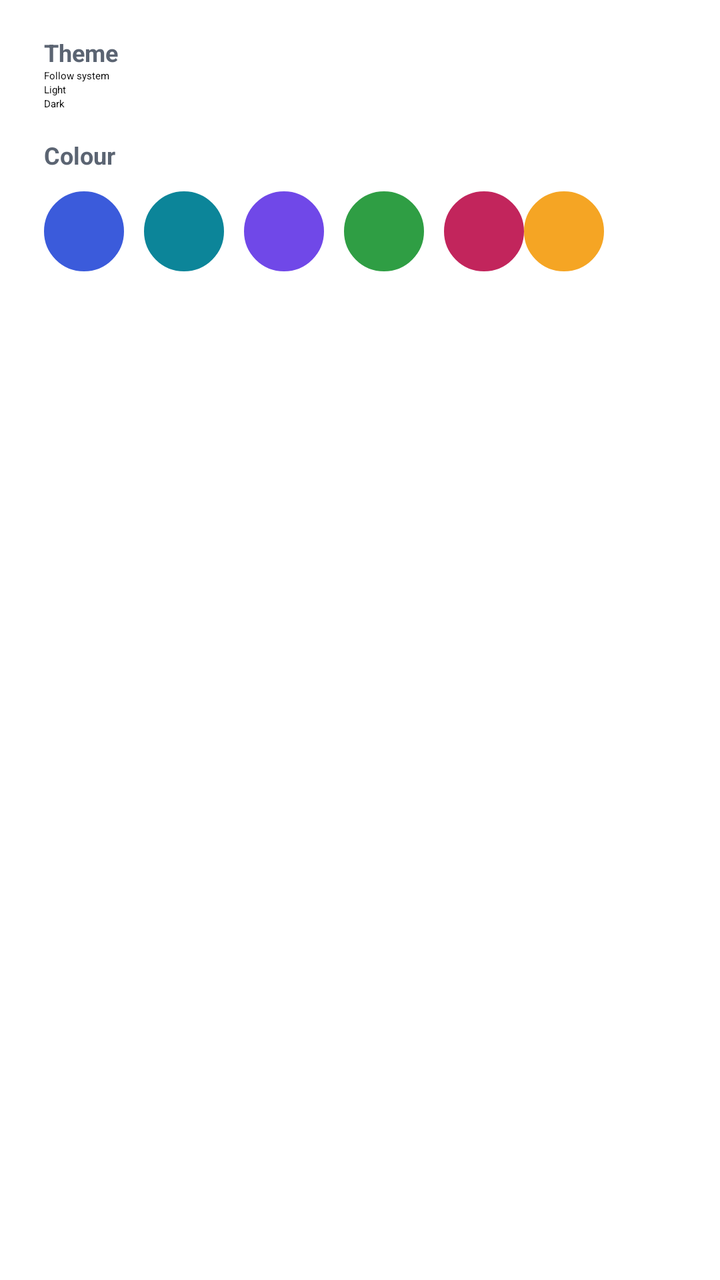
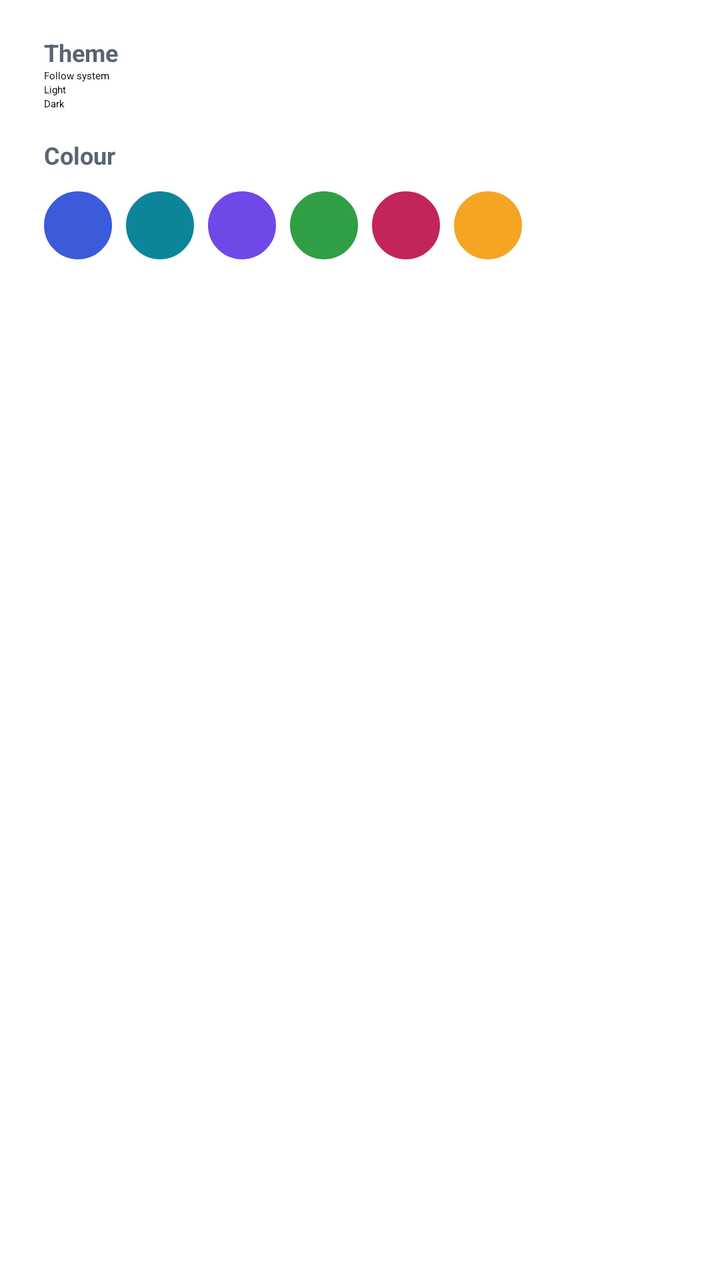

The first picture is an Android layout as it rendered before a commit; the second is the same layout after the commit. The layout source and the unified diff follow.
<!-- AndroidManifest.xml: application theme Theme.PDFsmith -->
<!-- res/layout/dialog_theme.xml -->
<?xml version="1.0" encoding="utf-8"?>
<LinearLayout xmlns:android="http://schemas.android.com/apk/res/android"
    android:layout_width="match_parent"
    android:layout_height="wrap_content"
    android:orientation="vertical"
    android:paddingStart="22dp"
    android:paddingTop="18dp"
    android:paddingEnd="22dp"
    android:paddingBottom="10dp">

    <TextView
        android:layout_width="wrap_content"
        android:layout_height="wrap_content"
        android:text="@string/action_theme"
        android:textColor="@color/text_secondary"
        android:textSize="12sp"
        android:textStyle="bold" />

    <RadioGroup
        android:id="@+id/modeGroup"
        android:layout_width="match_parent"
        android:layout_height="wrap_content"
        android:orientation="vertical">

        <RadioButton
            android:id="@+id/modeSystem"
            android:layout_width="match_parent"
            android:layout_height="wrap_content"
            android:text="@string/theme_system" />

        <RadioButton
            android:id="@+id/modeLight"
            android:layout_width="match_parent"
            android:layout_height="wrap_content"
            android:text="@string/theme_light" />

        <RadioButton
            android:id="@+id/modeDark"
            android:layout_width="match_parent"
            android:layout_height="wrap_content"
            android:text="@string/theme_dark" />
    </RadioGroup>

    <TextView
        android:layout_width="wrap_content"
        android:layout_height="wrap_content"
        android:layout_marginTop="14dp"
        android:text="@string/label_colour"
        android:textColor="@color/text_secondary"
        android:textSize="12sp"
        android:textStyle="bold" />

    <LinearLayout
        android:id="@+id/accentRow"
        android:layout_width="match_parent"
        android:layout_height="wrap_content"
        android:layout_marginTop="10dp"
        android:orientation="horizontal">

        <ImageButton
            android:id="@+id/accentIndigo"
            android:layout_width="40dp"
            android:layout_height="40dp"
            android:layout_marginEnd="10dp"
            android:background="@drawable/bg_swatch"
            android:backgroundTint="@color/accent_indigo"
            android:contentDescription="@string/label_colour" />

        <ImageButton
            android:id="@+id/accentTeal"
            android:layout_width="40dp"
            android:layout_height="40dp"
            android:layout_marginEnd="10dp"
            android:background="@drawable/bg_swatch"
            android:backgroundTint="@color/accent_teal"
            android:contentDescription="@string/label_colour" />

        <ImageButton
            android:id="@+id/accentViolet"
            android:layout_width="40dp"
            android:layout_height="40dp"
            android:layout_marginEnd="10dp"
            android:background="@drawable/bg_swatch"
            android:backgroundTint="@color/accent_violet"
            android:contentDescription="@string/label_colour" />

        <ImageButton
            android:id="@+id/accentGreen"
            android:layout_width="40dp"
            android:layout_height="40dp"
            android:layout_marginEnd="10dp"
            android:background="@drawable/bg_swatch"
            android:backgroundTint="@color/accent_green"
            android:contentDescription="@string/label_colour" />

        <ImageButton
            android:id="@+id/accentCrimson"
            android:layout_width="40dp"
            android:layout_height="40dp"
            android:background="@drawable/bg_swatch"
            android:backgroundTint="@color/accent_crimson"
            android:contentDescription="@string/label_colour" />

        <ImageButton
            android:id="@+id/accentAmber"
            android:layout_width="40dp"
            android:layout_height="40dp"
            android:background="@drawable/bg_swatch"
            android:backgroundTint="@color/accent_amber"
            android:contentDescription="@string/label_colour" />
    </LinearLayout>

</LinearLayout>
<!-- resources referenced by this layout -->
<resources>
  <color name="accent_amber">#FFF5A524</color>
  <color name="accent_crimson">#FFC2255C</color>
  <color name="accent_green">#FF2F9E44</color>
  <color name="accent_indigo">#FF3B5BDB</color>
  <color name="accent_teal">#FF0C8599</color>
  <color name="accent_violet">#FF7048E8</color>
  <color name="text_secondary">#FF5B6472</color>
  <!-- drawable bg_swatch (drawable) -->
  <?xml version="1.0" encoding="utf-8"?>
  <shape xmlns:android="http://schemas.android.com/apk/res/android"
      android:shape="oval">
      <solid android:color="@color/white" />
      <stroke android:width="1dp" android:color="@color/divider" />
  </shape>
  <string name="action_theme">Theme</string>
  <string name="label_colour">Colour</string>
  <string name="theme_dark">Dark</string>
  <string name="theme_light">Light</string>
  <string name="theme_system">Follow system</string>
  <color name="white">#FFFFFFFF</color>
  <color name="divider">#FFE4E7EE</color>
  <color name="brand_secondary">#FF0C8599</color>
  <color name="brand_secondary_container">#FFD3F1F5</color>
  <color name="app_background">#FFF5F6FA</color>
  <color name="surface">#FFFFFFFF</color>
  <color name="text_primary">#FF16181D</color>
  <style name="Animation.PDFsmith" parent="@android:style/Animation.Activity">
          <item name="android:activityOpenEnterAnimation">@anim/slide_in_right</item>
          <item name="android:activityOpenExitAnimation">@anim/fade_out_slight</item>
          <item name="android:activityCloseEnterAnimation">@anim/fade_in_slight</item>
          <item name="android:activityCloseExitAnimation">@anim/slide_out_right</item>
      </style>
  <style name="Widget.KavoPDF.Button" parent="Widget.Material3.Button">
          <item name="shapeAppearance">@style/ShapeAppearance.KavoPDF.Pill</item>
      </style>
  <style name="ShapeAppearance.KavoPDF.CornerExtraSmall" parent="">
          <item name="cornerFamily">rounded</item><item name="cornerSize">8dp</item>
      </style>
  <style name="ShapeAppearance.KavoPDF.CornerSmall" parent="">
          <item name="cornerFamily">rounded</item><item name="cornerSize">12dp</item>
      </style>
  <style name="ShapeAppearance.KavoPDF.CornerMedium" parent="">
          <item name="cornerFamily">rounded</item><item name="cornerSize">16dp</item>
      </style>
  <style name="ShapeAppearance.KavoPDF.CornerLarge" parent="">
          <item name="cornerFamily">rounded</item><item name="cornerSize">24dp</item>
      </style>
  <style name="ShapeAppearance.KavoPDF.CornerExtraLarge" parent="">
          <item name="cornerFamily">rounded</item><item name="cornerSize">32dp</item>
      </style>
  <style name="ThemeOverlay.KavoPDF.Dialog" parent="ThemeOverlay.Material3.MaterialAlertDialog">
          <item name="shapeAppearanceOverlay">@style/ShapeAppearance.KavoPDF.Dialog</item>
          <item name="android:windowBackground">@drawable/bg_dialog_rounded</item>
          <item name="android:backgroundDimAmount">0.55</item>
      </style>
  <color name="field_bg">#FFF0F1F5</color>
  <style name="ShapeAppearance.KavoPDF.Pill" parent="">
          <item name="cornerFamily">rounded</item>
          <item name="cornerSize">50%</item>
      </style>
  <style name="ShapeAppearance.KavoPDF.Dialog" parent="">
          <item name="cornerFamily">rounded</item>
          <item name="cornerSize">26dp</item>
      </style>
  <!-- drawable bg_dialog_rounded (drawable) -->
  <?xml version="1.0" encoding="utf-8"?>
  <shape xmlns:android="http://schemas.android.com/apk/res/android"
      android:shape="rectangle">
      <solid android:color="@color/surface" />
      <corners android:radius="26dp" />
  </shape>
  <!-- unchanged entries left out for length: 2 -->
</resources>

<!-- the commit's change to res/layout/dialog_theme.xml (unified diff, before → after) -->
@@ -55,56 +55,59 @@
         android:layout_width="match_parent"
         android:layout_height="wrap_content"
         android:layout_marginTop="10dp"
+        android:gravity="center_vertical"
         android:orientation="horizontal">
 
         <ImageButton
             android:id="@+id/accentIndigo"
-            android:layout_width="40dp"
-            android:layout_height="40dp"
-            android:layout_marginEnd="10dp"
+            android:layout_width="34dp"
+            android:layout_height="34dp"
+            android:layout_marginEnd="7dp"
             android:background="@drawable/bg_swatch"
             android:backgroundTint="@color/accent_indigo"
             android:contentDescription="@string/label_colour" />
 
         <ImageButton
             android:id="@+id/accentTeal"
-            android:layout_width="40dp"
-            android:layout_height="40dp"
-            android:layout_marginEnd="10dp"
+            android:layout_width="34dp"
+            android:layout_height="34dp"
+            android:layout_marginEnd="7dp"
             android:background="@drawable/bg_swatch"
             android:backgroundTint="@color/accent_teal"
             android:contentDescription="@string/label_colour" />
 
         <ImageButton
             android:id="@+id/accentViolet"
-            android:layout_width="40dp"
-            android:layout_height="40dp"
-            android:layout_marginEnd="10dp"
+            android:layout_width="34dp"
+            android:layout_height="34dp"
+            android:layout_marginEnd="7dp"
             android:background="@drawable/bg_swatch"
             android:backgroundTint="@color/accent_violet"
             android:contentDescription="@string/label_colour" />
 
         <ImageButton
             android:id="@+id/accentGreen"
-            android:layout_width="40dp"
-            android:layout_height="40dp"
-            android:layout_marginEnd="10dp"
+            android:layout_width="34dp"
+            android:layout_height="34dp"
+            android:layout_marginEnd="7dp"
             android:background="@drawable/bg_swatch"
             android:backgroundTint="@color/accent_green"
             android:contentDescription="@string/label_colour" />
 
         <ImageButton
             android:id="@+id/accentCrimson"
-            android:layout_width="40dp"
-            android:layout_height="40dp"
+            android:layout_width="34dp"
+            android:layout_height="34dp"
+            android:layout_marginEnd="7dp"
             android:background="@drawable/bg_swatch"
             android:backgroundTint="@color/accent_crimson"
             android:contentDescription="@string/label_colour" />
 
         <ImageButton
             android:id="@+id/accentAmber"
-            android:layout_width="40dp"
-            android:layout_height="40dp"
+            android:layout_width="34dp"
+            android:layout_height="34dp"
+            android:layout_marginEnd="7dp"
             android:background="@drawable/bg_swatch"
             android:backgroundTint="@color/accent_amber"
             android:contentDescription="@string/label_colour" />
